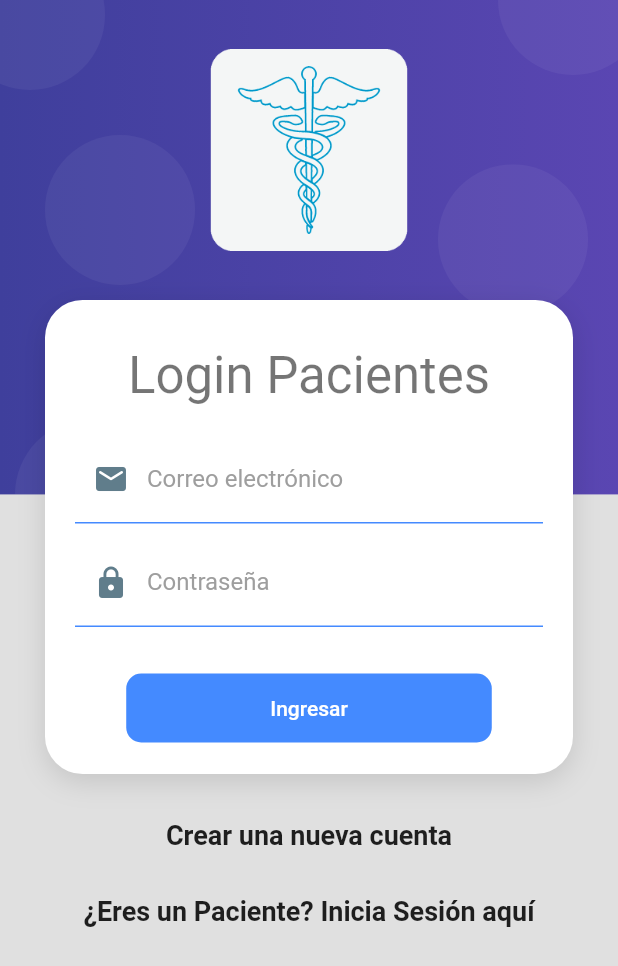
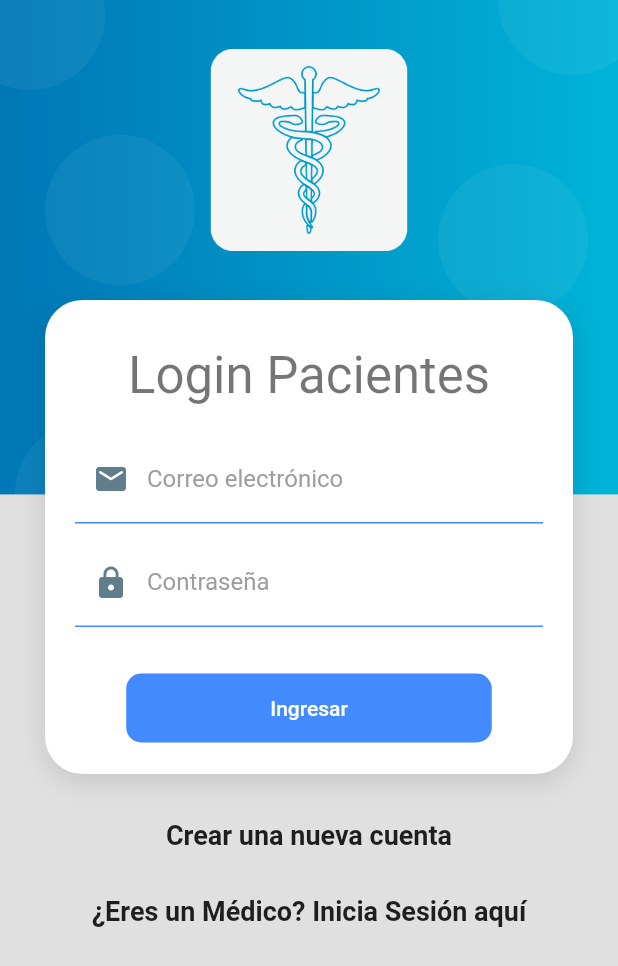
Before and after one commit to Luis-Angel-Santos/fisio_App_Movil, a Flutter app: the LoginScreenPacientes screen opened directly, on a phone screen of 412 x 824 dp. Shown: the top 966 px of the screen. Run offline on Flutter 3.47's test engine with Material 2 defaults, Android fonts, the phone set to English and light mode, and no system bars; network calls fail.

Commit message:
Inicio pantalla de login paciente

```diff
--- a/lib/main.dart
+++ b/lib/main.dart
@@ -28,6 +28,7 @@ class MyApp extends StatelessWidget {
           'login': (_) => LoginScreen(),
           'home': (_) => HomeScreen(),
           'paciente': (_) => PacienteScreen(),
+          'login_paciente': (_) => LoginScreenPacientes(),
         },
         theme: ThemeData.light().copyWith(
             scaffoldBackgroundColor: Colors.grey[300],
--- a/lib/screens/login_screen.dart
+++ b/lib/screens/login_screen.dart
@@ -1,4 +1,6 @@
 import 'package:fisio/providers/login_form_provider.dart';
+import 'package:fisio/screens/login_screen_pacientes.dart';
+import 'package:fisio/screens/paciente_screen.dart';
 import 'package:fisio/ui/input_decorations.dart';
 import 'package:fisio/widgets/widgets.dart';
 import 'package:flutter/material.dart';
@@ -32,9 +34,17 @@ class LoginScreen extends StatelessWidget {
               style: TextStyle(fontSize: 18, fontWeight: FontWeight.bold),
             ),
             SizedBox(height: 30),
-            Text(
-              '¿Eres un Paciente? Inicia Sesión aquí',
-              style: TextStyle(fontSize: 18, fontWeight: FontWeight.bold),
+            GestureDetector(
+              onTap: () {
+                  Navigator.push(
+                    context,
+                    MaterialPageRoute(builder: (context) => LoginScreenPacientes()),
+                  );
+                },
+                child: Text(
+                '¿Eres un Paciente? Inicia Sesión aquí',
+                style: TextStyle(fontSize: 18, fontWeight: FontWeight.bold),
+              ),
             ),
             SizedBox(height: 50),
           ],
--- a/lib/screens/login_screen_pacientes.dart
+++ b/lib/screens/login_screen_pacientes.dart
@@ -1,5 +1,8 @@
 import 'package:fisio/providers/login_form_provider.dart';
+import 'package:fisio/screens/login_screen.dart';
+import 'package:fisio/screens/paciente_screen.dart';
 import 'package:fisio/ui/input_decorations.dart';
+import 'package:fisio/widgets/auth_bground_alt.dart';
 import 'package:fisio/widgets/widgets.dart';
 import 'package:flutter/material.dart';
 import 'package:provider/provider.dart';
@@ -8,7 +11,7 @@ class LoginScreenPacientes extends StatelessWidget {
   @override
   Widget build(BuildContext context) {
     return Scaffold(
-      body: AuthBackground(
+      body: AuthBackgroundAlt(
         child: SingleChildScrollView(
             child: Column(
           children: [
@@ -32,9 +35,17 @@ class LoginScreenPacientes extends StatelessWidget {
               style: TextStyle(fontSize: 18, fontWeight: FontWeight.bold),
             ),
             SizedBox(height: 30),
-            Text(
-              '¿Eres un Paciente? Inicia Sesión aquí',
-              style: TextStyle(fontSize: 18, fontWeight: FontWeight.bold),
+            GestureDetector(
+              onTap: () {
+                  Navigator.push(
+                    context,
+                    MaterialPageRoute(builder: (context) => LoginScreen()),
+                  );
+                },
+                child: Text(
+                '¿Eres un Médico? Inicia Sesión aquí',
+                style: TextStyle(fontSize: 18, fontWeight: FontWeight.bold),
+              ),
             ),
             SizedBox(height: 50),
           ],
--- /dev/null
+++ b/lib/widgets/auth_bground_alt.dart
@@ -0,0 +1,103 @@
+import 'package:flutter/material.dart';
+
+class AuthBackgroundAlt extends StatelessWidget {
+  final Widget child;
+
+  const AuthBackgroundAlt({super.key, required this.child});
+  @override
+  Widget build(BuildContext context) {
+    return Container(
+      //color: Colors.red,
+      width: double.infinity,
+      height: double.infinity,
+      child: Stack(
+        children: [
+          _PurpleBox(),
+          HeaderIcon(),
+          this.child,
+        ],
+      ),
+    );
+  }
+}
+
+class HeaderIcon extends StatelessWidget {
+  @override
+  Widget build(BuildContext context) {
+    return SafeArea(
+        child: Container(
+      width: double.infinity,
+      margin: EdgeInsets.only(top: 30),
+      child: Column(
+        children: [
+          SizedBox(
+              height: 140.0,
+              width: 140.0,
+              child: Image.asset('assets/Logo.png'))
+        ],
+      ),
+    ));
+  }
+}
+
+class _PurpleBox extends StatelessWidget {
+  @override
+  Widget build(BuildContext context) {
+    final size = MediaQuery.of(context).size;
+    return Container(
+      width: double.infinity,
+      height: size.height * 0.4,
+      decoration: _purpleBackgorund(),
+      child: Stack(
+        children: [
+          Positioned(
+            child: _Bubble(),
+            top: 90,
+            left: 30,
+          ),
+          Positioned(
+            child: _Bubble(),
+            top: -40,
+            left: -30,
+          ),
+          Positioned(
+            child: _Bubble(),
+            top: -50,
+            right: -20,
+          ),
+          Positioned(
+            child: _Bubble(),
+            bottom: -50,
+            left: 10,
+          ),
+          Positioned(
+            child: _Bubble(),
+            bottom: 120,
+            right: 20,
+          ),
+        ],
+      ),
+    );
+  }
+
+  BoxDecoration _purpleBackgorund() {
+    return BoxDecoration(
+        gradient: LinearGradient(colors: [
+      Color.fromRGBO(0, 119, 182, 1),
+      Color.fromRGBO(0, 180, 216, 1)
+    ]));
+  }
+}
+
+class _Bubble extends StatelessWidget {
+  @override
+  Widget build(BuildContext context) {
+    return Container(
+      width: 100,
+      height: 100,
+      decoration: BoxDecoration(
+          borderRadius: BorderRadius.circular(100),
+          color: Color.fromRGBO(255, 255, 255, 0.05)),
+    );
+  }
+}
```
Also changed, not shown: pubspec.lock.
